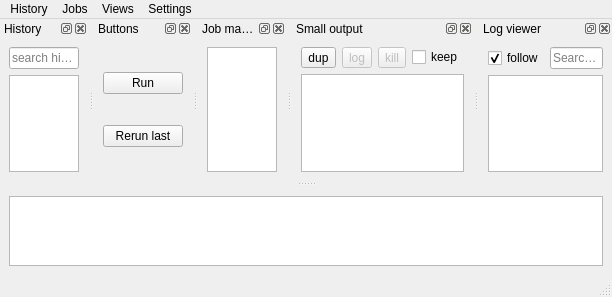
This is lib/noacli_ui.ui in kg4ydw/noacli as Qt 5 draws it before an edit. The edited form follows.
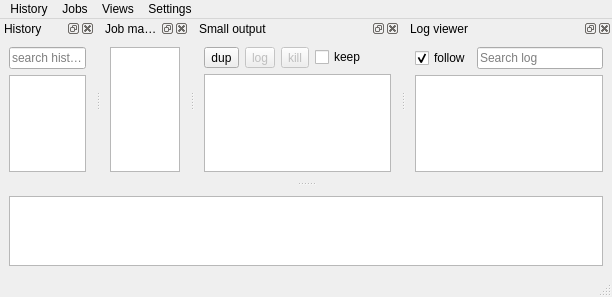
This is the edited form. Custom widgets are drawn as their Qt base class.

Commit message:
version 0.9.9.9 Support multiple button docks
refactor button dock and favorites code

Remove dock from designer
  making these dynamically now
  designer never did it right anyway -- added arbitrary properties like minimum size
  removed flowlayout hack from Makefile

add support for real vertical headers in simpleTable

Diff of the .ui file:
```diff
--- a/lib/noacli_ui.ui
+++ b/lib/noacli_ui.ui
@@ -187,80 +187,6 @@
     </layout>
    </widget>
   </widget>
-  <widget class="myDock" name="buttons">
-   <property name="sizePolicy">
-    <sizepolicy hsizetype="Expanding" vsizetype="Expanding">
-     <horstretch>0</horstretch>
-     <verstretch>0</verstretch>
-    </sizepolicy>
-   </property>
-   <property name="minimumSize">
-    <size>
-     <width>98</width>
-     <height>81</height>
-    </size>
-   </property>
-   <property name="floating">
-    <bool>false</bool>
-   </property>
-   <property name="features">
-    <set>QDockWidget::AllDockWidgetFeatures</set>
-   </property>
-   <property name="windowTitle">
-    <string>Buttons</string>
-   </property>
-   <attribute name="dockWidgetArea">
-    <number>4</number>
-   </attribute>
-   <widget class="QWidget" name="buttonBox">
-    <property name="sizePolicy">
-     <sizepolicy hsizetype="Expanding" vsizetype="Expanding">
-      <horstretch>0</horstretch>
-      <verstretch>0</verstretch>
-     </sizepolicy>
-    </property>
-    <layout class="QVBoxLayout" name="verticalLayout_5">
-     <item>
-      <widget class="QPushButton" name="runCurrent">
-       <property name="sizePolicy">
-        <sizepolicy hsizetype="Fixed" vsizetype="Fixed">
-         <horstretch>0</horstretch>
-         <verstretch>0</verstretch>
-        </sizepolicy>
-       </property>
-       <property name="toolTip">
-        <string>Run command currently being edited</string>
-       </property>
-       <property name="text">
-        <string>Run</string>
-       </property>
-       <property name="autoDefault">
-        <bool>false</bool>
-       </property>
-       <property name="default">
-        <bool>false</bool>
-       </property>
-       <property name="flat">
-        <bool>false</bool>
-       </property>
-      </widget>
-     </item>
-     <item>
-      <widget class="QPushButton" name="rerunLast">
-       <property name="sizePolicy">
-        <sizepolicy hsizetype="Fixed" vsizetype="Fixed">
-         <horstretch>0</horstretch>
-         <verstretch>0</verstretch>
-        </sizepolicy>
-       </property>
-       <property name="text">
-        <string>Rerun last</string>
-       </property>
-      </widget>
-     </item>
-    </layout>
-   </widget>
-  </widget>
   <widget class="myDock" name="jobManager">
    <property name="sizePolicy">
     <sizepolicy hsizetype="Expanding" vsizetype="Expanding">
```
Left out of the diff: 69 changed lines with no effect on the pictures. The commit also changes 11 other files.
